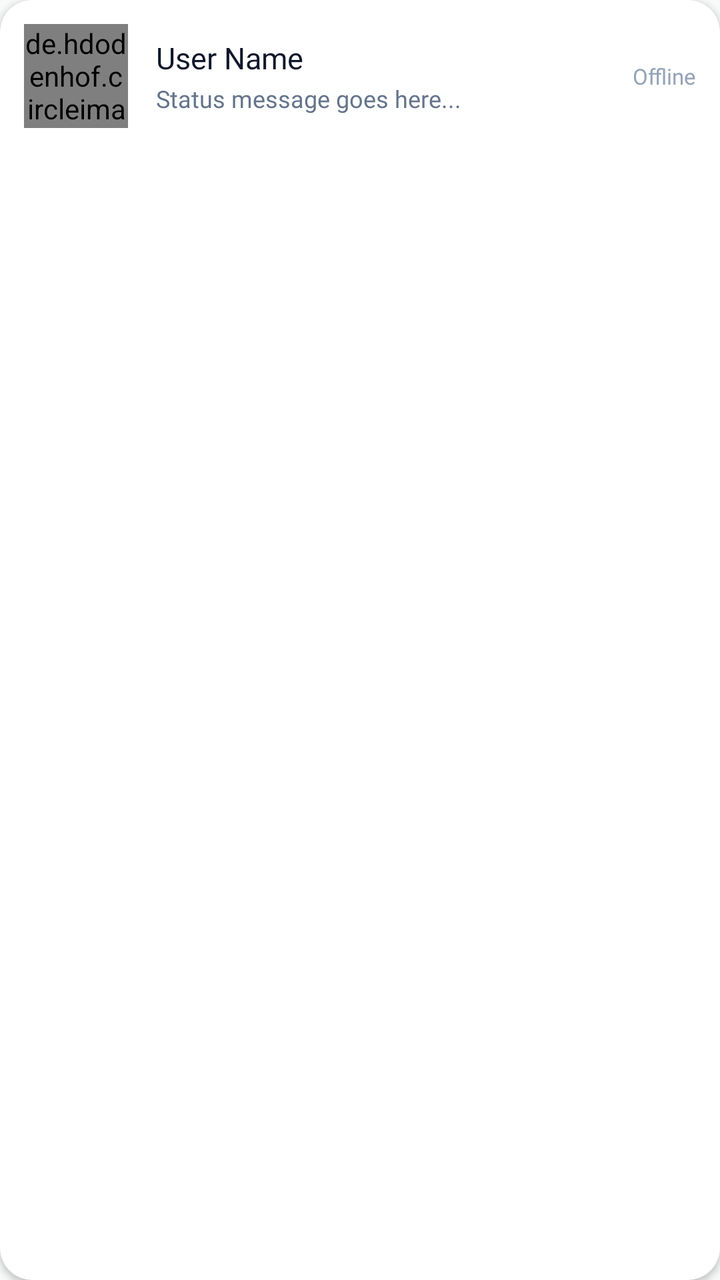
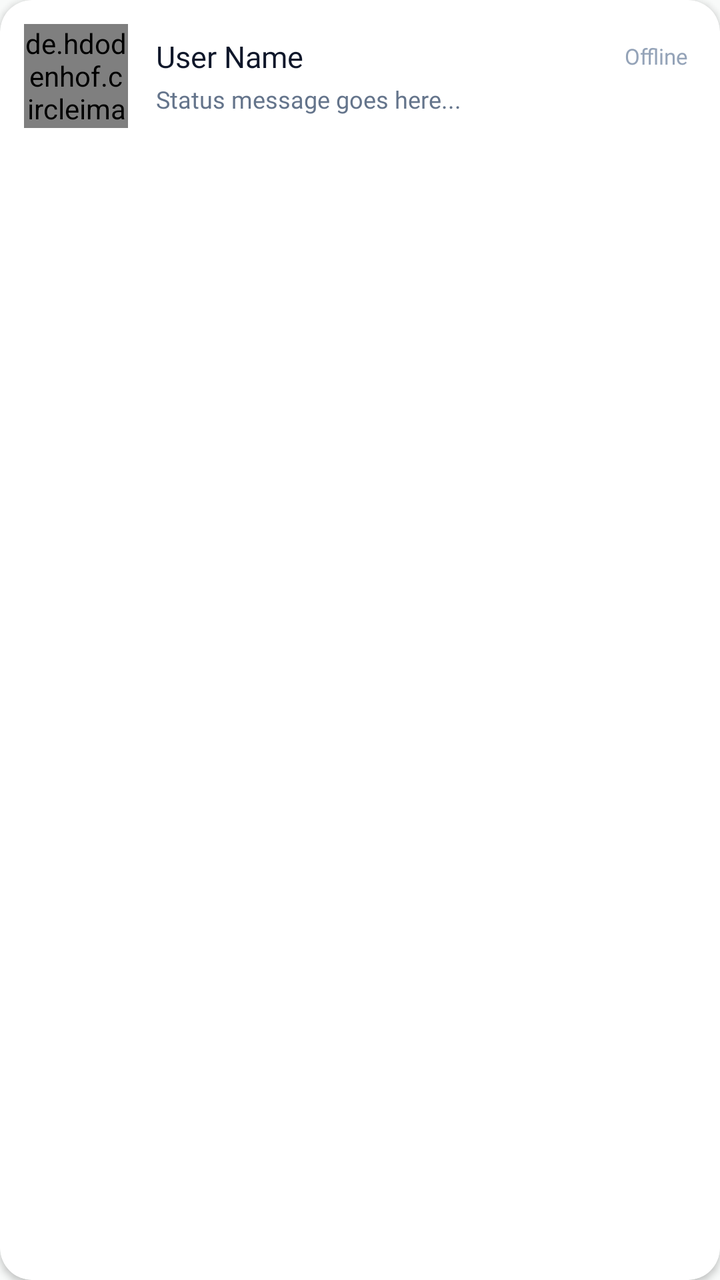

Before-and-after screenshots of an Android layout around one commit, followed by the original layout XML and the change that was made.
<!-- AndroidManifest.xml: application theme Theme.KotharBaksho -->
<!-- res/layout/user_item.xml -->
<?xml version="1.0" encoding="utf-8"?>
<androidx.cardview.widget.CardView xmlns:android="http://schemas.android.com/apk/res/android"
    xmlns:app="http://schemas.android.com/apk/res-auto"
    android:layout_width="match_parent"
    android:layout_height="wrap_content"
    android:layout_marginStart="14dp"
    android:layout_marginEnd="14dp"
    android:layout_marginTop="6dp"
    android:layout_marginBottom="6dp"
    app:cardBackgroundColor="@color/surface_card"
    app:cardCornerRadius="16dp"
    app:cardElevation="2dp"
    app:cardUseCompatPadding="false">

    <LinearLayout
        android:layout_width="match_parent"
        android:layout_height="wrap_content"
        android:gravity="center_vertical"
        android:orientation="horizontal"
        android:padding="12dp"
        android:background="?attr/selectableItemBackground">

        <RelativeLayout
            android:layout_width="wrap_content"
            android:layout_height="wrap_content">

            <de.hdodenhof.circleimageview.CircleImageView
                android:id="@+id/userimg"
                android:layout_width="52dp"
                android:layout_height="52dp"
                android:src="@drawable/photocamera"
                app:civ_border_color="@color/divider_line"
                app:civ_border_width="1.5dp" />

            <View
                android:id="@+id/onlineDotIndicator"
                android:layout_width="14dp"
                android:layout_height="14dp"
                android:layout_alignEnd="@id/userimg"
                android:layout_alignBottom="@id/userimg"
                android:background="@drawable/bg_btn_primary"
                android:visibility="gone" />

        </RelativeLayout>

        <LinearLayout
            android:layout_width="0dp"
            android:layout_height="wrap_content"
            android:layout_marginStart="14dp"
            android:layout_marginEnd="8dp"
            android:layout_weight="1"
            android:orientation="vertical">

            <TextView
                android:id="@+id/username"
                android:layout_width="match_parent"
                android:layout_height="wrap_content"
                android:ellipsize="end"
                android:fontFamily="@font/poppins_bold"
                android:maxLines="1"
                android:text="User Name"
                android:textColor="@color/text_primary"
                android:textSize="15sp" />

            <TextView
                android:id="@+id/userstatus"
                android:layout_width="match_parent"
                android:layout_height="wrap_content"
                android:layout_marginTop="2dp"
                android:ellipsize="end"
                android:fontFamily="@font/poppins_regular"
                android:maxLines="1"
                android:text="Status message goes here..."
                android:textColor="@color/text_secondary"
                android:textSize="12sp" />

        </LinearLayout>

        <TextView
            android:id="@+id/user_online_indicator"
            android:layout_width="wrap_content"
            android:layout_height="wrap_content"
            android:fontFamily="@font/poppins_bold"
            android:text="Offline"
            android:textColor="@color/text_hint"
            android:textSize="11sp" />

    </LinearLayout>

</androidx.cardview.widget.CardView>
<!-- resources referenced by this layout -->
<resources>
  <color name="divider_line">#E2E8F0</color>
  <color name="surface_card">#FFFFFF</color>
  <color name="text_hint">#94A3B8</color>
  <color name="text_primary">#0F172A</color>
  <color name="text_secondary">#64748B</color>
  <!-- drawable bg_btn_primary (drawable) -->
  <?xml version="1.0" encoding="utf-8"?>
  <ripple xmlns:android="http://schemas.android.com/apk/res/android"
      android:color="#33FFFFFF">
      <item>
          <shape>
              <gradient
                  android:startColor="@color/primary"
                  android:endColor="@color/primary_variant"
                  android:angle="45" />
              <corners android:radius="14dp" />
          </shape>
      </item>
  </ripple>
  <!-- drawable photocamera: png bitmap (drawable-xhdpi, 13476 bytes) -->
  <style name="Theme.KotharBaksho" parent="Theme.MaterialComponents.DayNight.NoActionBar">
          
          <item name="colorPrimary">@color/primary</item>
          <item name="colorPrimaryVariant">@color/primary_dark</item>
          <item name="colorOnPrimary">@color/white</item>
          
          <item name="colorSecondary">@color/accent_gold</item>
          <item name="colorSecondaryVariant">@color/accent_gold_dark</item>
          <item name="colorOnSecondary">@color/black</item>
          
          <item name="android:statusBarColor">@color/primary_dark</item>
          <item name="android:windowBackground">@color/bg_main</item>
      </style>
  <color name="primary">#0B5D43</color>
  <color name="primary_variant">#047857</color>
  <color name="primary_dark">#064E3B</color>
  <color name="white">#FFFFFFFF</color>
  <color name="accent_gold">#F59E0B</color>
  <color name="accent_gold_dark">#D97706</color>
  <color name="black">#FF000000</color>
  <color name="bg_main">#F8FAF9</color>
</resources>

<!-- the commit's change to res/layout/user_item.xml (unified diff, before → after) -->
@@ -5,8 +5,8 @@
     android:layout_height="wrap_content"
     android:layout_marginStart="14dp"
     android:layout_marginEnd="14dp"
-    android:layout_marginTop="6dp"
-    android:layout_marginBottom="6dp"
+    android:layout_marginTop="5dp"
+    android:layout_marginBottom="5dp"
     app:cardBackgroundColor="@color/surface_card"
     app:cardCornerRadius="16dp"
     app:cardElevation="2dp"
@@ -20,6 +20,7 @@
         android:padding="12dp"
         android:background="?attr/selectableItemBackground">
 
+        
         <RelativeLayout
             android:layout_width="wrap_content"
             android:layout_height="wrap_content">
@@ -30,8 +31,9 @@
                 android:layout_height="52dp"
                 android:src="@drawable/photocamera"
                 app:civ_border_color="@color/divider_line"
-                app:civ_border_width="1.5dp" />
+                app:civ_border_width="2dp" />
 
+            
             <View
                 android:id="@+id/onlineDotIndicator"
                 android:layout_width="14dp"
@@ -43,47 +45,69 @@
 
         </RelativeLayout>
 
+        
         <LinearLayout
             android:layout_width="0dp"
             android:layout_height="wrap_content"
             android:layout_marginStart="14dp"
-            android:layout_marginEnd="8dp"
+            android:layout_marginEnd="4dp"
             android:layout_weight="1"
             android:orientation="vertical">
 
-            <TextView
-                android:id="@+id/username"
+            
+            <LinearLayout
                 android:layout_width="match_parent"
                 android:layout_height="wrap_content"
-                android:ellipsize="end"
-                android:fontFamily="@font/poppins_bold"
-                android:maxLines="1"
-                android:text="User Name"
-                android:textColor="@color/text_primary"
-                android:textSize="15sp" />
+                android:gravity="center_vertical"
+                android:orientation="horizontal">
 
-            <TextView
-                android:id="@+id/userstatus"
+                <TextView
+                    android:id="@+id/username"
+                    android:layout_width="0dp"
+                    android:layout_height="wrap_content"
+                    android:layout_weight="1"
+                    android:ellipsize="end"
+                    android:fontFamily="@font/poppins_bold"
+                    android:maxLines="1"
+                    android:text="User Name"
+                    android:textColor="@color/text_primary"
+                    android:textSize="15sp" />
+
+                <TextView
+                    android:id="@+id/user_online_indicator"
+                    android:layout_width="wrap_content"
+                    android:layout_height="wrap_content"
+                    android:layout_marginStart="8dp"
+                    android:fontFamily="@font/poppins_bold"
+                    android:text="Offline"
+                    android:textColor="@color/text_hint"
+                    android:textSize="11sp" />
+
+            </LinearLayout>
+
+            
+            <LinearLayout
                 android:layout_width="match_parent"
                 android:layout_height="wrap_content"
-                android:layout_marginTop="2dp"
-                android:ellipsize="end"
-                android:fontFamily="@font/poppins_regular"
-                android:maxLines="1"
-                android:text="Status message goes here..."
-                android:textColor="@color/text_secondary"
-                android:textSize="12sp" />
+                android:layout_marginTop="3dp"
+                android:gravity="center_vertical"
+                android:orientation="horizontal">
+
+                <TextView
+                    android:id="@+id/userstatus"
+                    android:layout_width="0dp"
+                    android:layout_height="wrap_content"
+                    android:layout_weight="1"
+                    android:ellipsize="end"
+                    android:fontFamily="@font/poppins_regular"
+                    android:maxLines="1"
+                    android:text="Status message goes here..."
+                    android:textColor="@color/text_secondary"
+                    android:textSize="12sp" />
+
+            </LinearLayout>
 
         </LinearLayout>
-
-        <TextView
-            android:id="@+id/user_online_indicator"
-            android:layout_width="wrap_content"
-            android:layout_height="wrap_content"
-            android:fontFamily="@font/poppins_bold"
-            android:text="Offline"
-            android:textColor="@color/text_hint"
-            android:textSize="11sp" />
 
     </LinearLayout>
 
